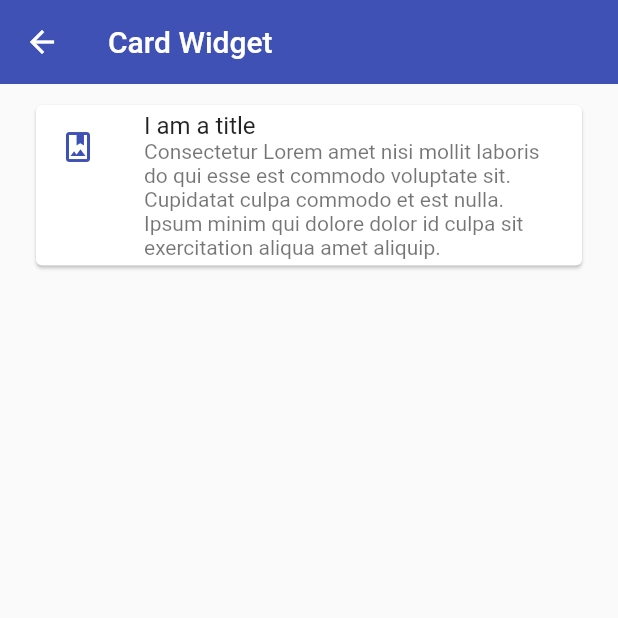
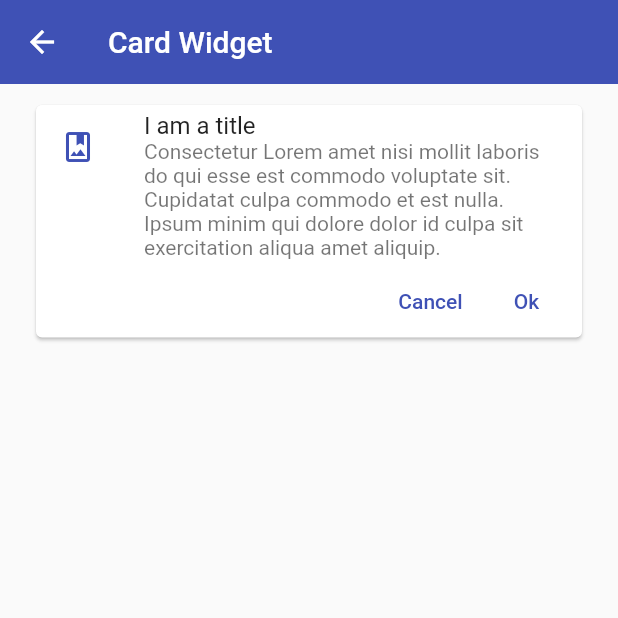
Before and after one commit to a-tiny-developer/flutter_components, a Flutter app: the CardScreen screen opened by its route, on a phone screen of 412 x 824 dp, the top half of it. Run offline on Flutter 3.47's test engine with Material 2 defaults, Android fonts, the phone set to English and light mode, and no system bars.

Commit message:
centralize custom widgets

```diff
--- a/lib/screens/card_screen.dart
+++ b/lib/screens/card_screen.dart
@@ -1,6 +1,6 @@
 import 'package:flutter/material.dart';
 
-import '../theme/theme.dart';
+import '../widgets/widgets.dart';
 
 class CardScreen extends StatelessWidget {
   const CardScreen({Key? key}) : super(key: key);
@@ -20,28 +20,3 @@ class CardScreen extends StatelessWidget {
     );
   }
 }
-
-class CustomCardType1 extends StatelessWidget {
-  const CustomCardType1({
-    Key? key,
-  }) : super(key: key);
-
-  @override
-  Widget build(BuildContext context) {
-    return Card(
-      child: Column(
-        children: const [
-          ListTile(
-            leading: Icon(
-              Icons.photo_album_outlined,
-              color: AppTheme.primary,
-            ),
-            title: Text('I am a title'),
-            subtitle: Text(
-                'Consectetur Lorem amet nisi mollit laboris do qui esse est commodo voluptate sit. Cupidatat culpa commodo et est nulla. Ipsum minim qui dolore dolor id culpa sit exercitation aliqua amet aliquip.'),
-          ),
-        ],
-      ),
-    );
-  }
-}
--- a/lib/screens/home_screen.dart
+++ b/lib/screens/home_screen.dart
@@ -2,7 +2,6 @@ import 'package:flutter/material.dart';
 
 import '../router/router.dart';
 import '../theme/theme.dart';
-
 
 class HomeScreen extends StatelessWidget {
   const HomeScreen({Key? key}) : super(key: key);
@@ -20,7 +19,6 @@ class HomeScreen extends StatelessWidget {
           return ListTile(
             leading: Icon(
               AppRoutes.menuOptions[index].icon,
-              color: AppTheme.primary,
             ),
             title: Text(AppRoutes.menuOptions[index].name),
             onTap: () {
--- a/lib/theme/app_theme.dart
+++ b/lib/theme/app_theme.dart
@@ -9,13 +9,25 @@ class AppTheme {
       color: primary,
       elevation: 0,
     ),
+    listTileTheme: const ListTileThemeData(
+      iconColor: primary,
+    ),
+    textButtonTheme: TextButtonThemeData(
+      style: TextButton.styleFrom(primary: primary),
+    ),
   );
   static final ThemeData darkTheme = ThemeData.dark().copyWith(
+    scaffoldBackgroundColor: Colors.black,
     primaryColor: primary,
     appBarTheme: const AppBarTheme(
       color: primary,
       elevation: 0,
     ),
-    scaffoldBackgroundColor: Colors.black,
+    listTileTheme: const ListTileThemeData(
+      iconColor: primary,
+    ),
+    textButtonTheme: TextButtonThemeData(
+      style: TextButton.styleFrom(primary: primary),
+    ),
   );
 }
--- /dev/null
+++ b/lib/widgets/custom_card_type_1.dart
@@ -0,0 +1,43 @@
+import 'package:flutter/material.dart';
+
+import '../theme/theme.dart';
+
+class CustomCardType1 extends StatelessWidget {
+  const CustomCardType1({
+    Key? key,
+  }) : super(key: key);
+
+  @override
+  Widget build(BuildContext context) {
+    return Card(
+      child: Column(
+        children: [
+          const ListTile(
+            leading: Icon(
+              Icons.photo_album_outlined,
+            ),
+            title: Text('I am a title'),
+            subtitle: Text(
+                'Consectetur Lorem amet nisi mollit laboris do qui esse est commodo voluptate sit. Cupidatat culpa commodo et est nulla. Ipsum minim qui dolore dolor id culpa sit exercitation aliqua amet aliquip.'),
+          ),
+          Padding(
+            padding: const EdgeInsets.only(right: 5),
+            child: Row(
+              mainAxisAlignment: MainAxisAlignment.end,
+              children: [
+                TextButton(
+                  onPressed: () {},
+                  child: const Text('Cancel'),
+                ),
+                TextButton(
+                  onPressed: () {},
+                  child: const Text('Ok'),
+                ),
+              ],
+            ),
+          )
+        ],
+      ),
+    );
+  }
+}
--- /dev/null
+++ b/lib/widgets/widgets.dart
@@ -0,0 +1 @@
+export 'custom_card_type_1.dart';
```
